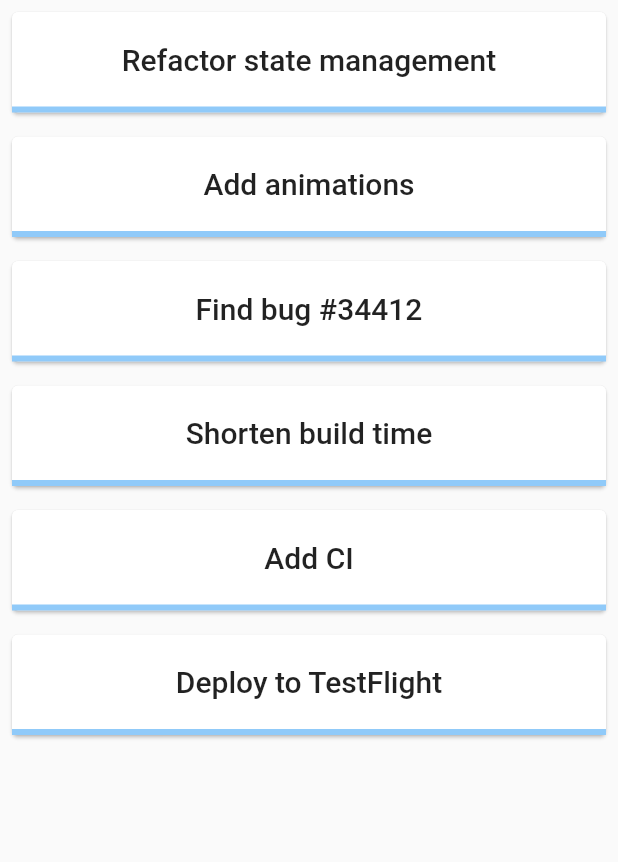
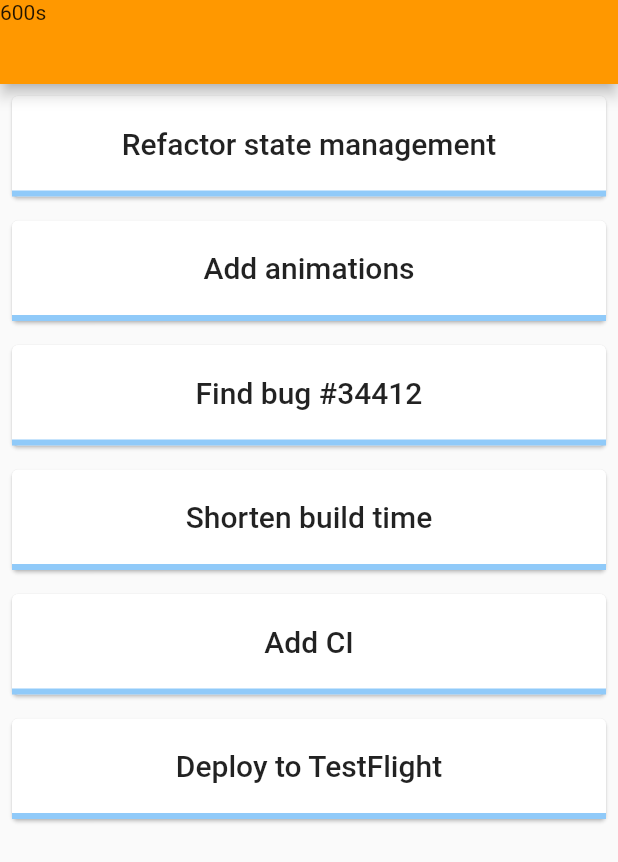
Before and after one commit to EditYJ/imitate_developer_quest, a Flutter app: the GameloopScreen screen opened by its route, on a phone screen of 412 x 824 dp. Shown: the top 862 px of the screen. Run offline on Flutter 3.47's test engine with Material 2 defaults, Android fonts, the phone set to English and light mode, and no system bars.

Commit message:
添加任务倒计时

```diff
--- a/lib/main.dart
+++ b/lib/main.dart
@@ -17,6 +17,7 @@ void main() {
   // only care about quests, for example, can only listen to those
   providers.provideValue(world.quests);
   providers.provideValue(world.teams);
+  providers.provideValue(world.countdown);
 
   runApp(ProviderNode(child: MyApp(), providers: providers));
 }
--- a/lib/src/gameloop_screen.dart
+++ b/lib/src/gameloop_screen.dart
@@ -1,5 +1,6 @@
 import 'package:flutter/material.dart';
 import 'package:imitate_developer_quest/src/gameloop_screen/list_item.dart';
+import 'package:imitate_developer_quest/src/shared_state/game/countdown_clock.dart';
 import 'package:imitate_developer_quest/src/shared_state/game/quests.dart';
 import 'package:imitate_developer_quest/src/shared_state/provider.dart';
 
@@ -7,18 +8,22 @@ class GameloopScreen extends StatelessWidget {
   @override
   Widget build(BuildContext context) {
     return Scaffold(
-      body:Provide<Quests>(
-        builder: (context, child, quests){
+        appBar: AppBar(
+          leading: Provide<CountdownClock>(
+            builder: (context, child, countdown) =>
+                Text("${countdown.remainingTime.inSeconds}s"),
+          ),
+        ),
+        body: Provide<Quests>(
+          builder: (context, child, quests) {
             return ListView.builder(
               itemCount: quests.length,
-            itemBuilder: (context, index)=>QuestListItem(
+              itemBuilder: (context, index) => QuestListItem(
                     quest: quests[index],
                     key: ValueKey(quests[index]),
                   ),
             );
           },
-      )
-    );
-
+        ));
   }
 }
--- /dev/null
+++ b/lib/src/shared_state/game/countdown_clock.dart
@@ -0,0 +1,11 @@
+import 'package:flutter/foundation.dart';
+import 'package:imitate_developer_quest/src/shared_state/game/world.dart';
+
+class CountdownClock extends ChangeNotifier{
+  Duration remainingTime = Duration(minutes: 10);
+
+  void update(){
+    remainingTime -= World.tickDuration;
+    notifyListeners();
+  }
+}
--- a/lib/src/shared_state/game/world.dart
+++ b/lib/src/shared_state/game/world.dart
@@ -1,6 +1,7 @@
 import 'dart:async';
 
 import 'package:flutter/foundation.dart';
+import 'package:imitate_developer_quest/src/shared_state/game/countdown_clock.dart';
 import 'package:imitate_developer_quest/src/shared_state/game/quests.dart';
 import 'package:imitate_developer_quest/src/shared_state/game/teams.dart';
 
@@ -9,25 +10,30 @@ import 'package:imitate_developer_quest/src/shared_state/game/teams.dart';
 /// Widgets should subscribe to aspects of the world (such as [quests])
 /// instead of this whole world unless they really care about every change.
 class World extends ChangeNotifier {
+  static final tickDuration = const Duration(milliseconds: 200);
+
   Timer timer;
 
   final Quests quests;
   final Teams teams;
+  final CountdownClock countdown;
 
   World()
       : quests = Quests(),
-        teams = Teams();
+        teams = Teams(),
+        countdown = CountdownClock();
 
   void pause() {
     timer.cancel();
   }
 
   void start() {
-    timer = Timer.periodic(const Duration(milliseconds: 200), update);
+    timer = Timer.periodic(tickDuration, update);
   }
 
   void update(Timer _) {
     teams.updateAll();
     quests.updateAll();
+    countdown.update();
   }
 }
```
Lines whose indentation alone changed are shown as unchanged.
